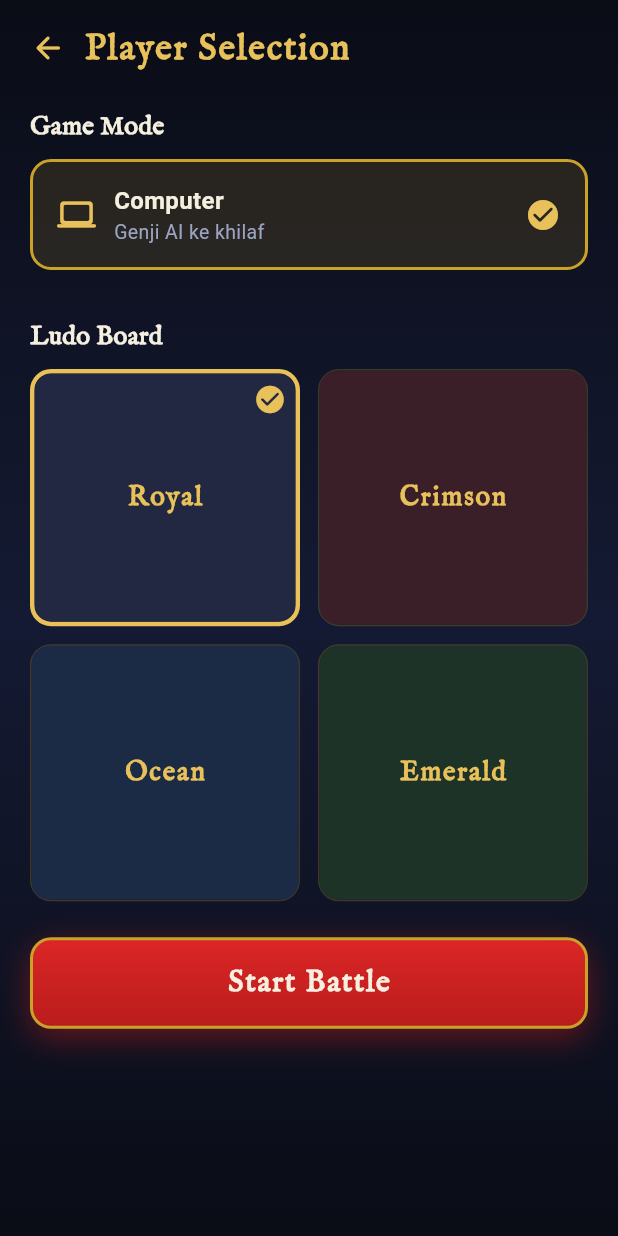
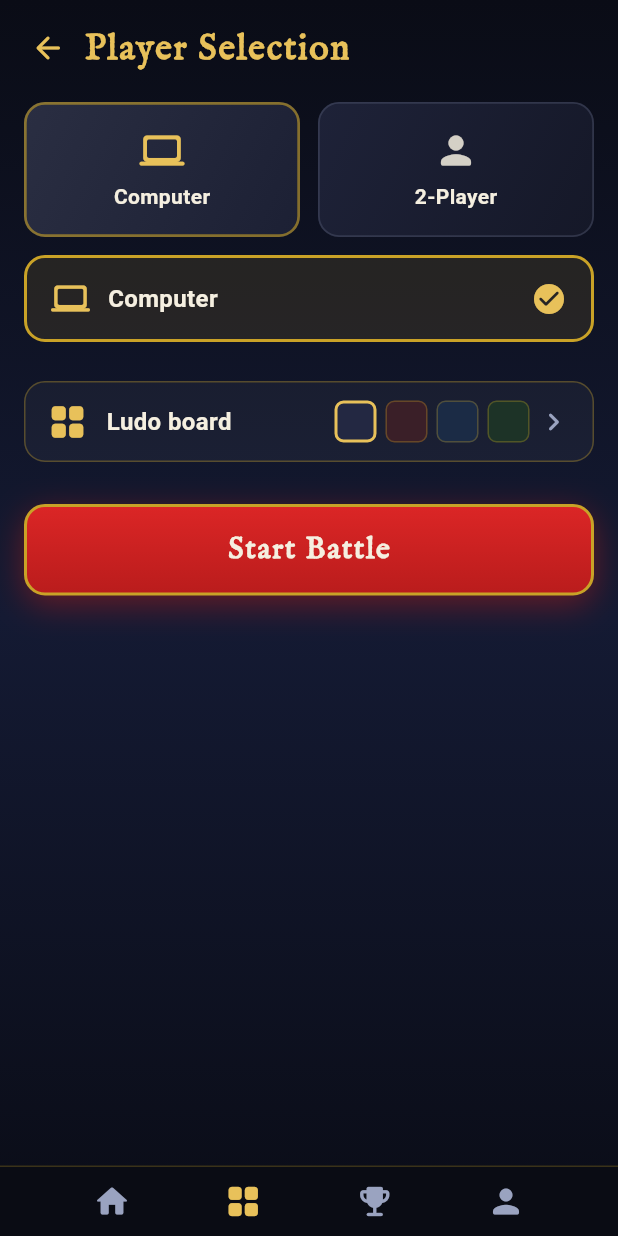
Before and after one commit to gamxsharma305-png/Ludogmax, a Flutter app: the PlayerSelectionScreen screen opened directly, on a phone screen of 412 x 824 dp. Run offline on Flutter 3.47's test engine with Material 3 defaults, Android fonts, the phone set to English and light mode, and no system bars; our stand-ins replace audioplayers, shared_preferences; accounts and stored records are empty.

Commit message:
UI: Player Selection matched to reference (top tiles + mode rows + board)

```diff
--- a/lib/screens/player_selection_screen.dart
+++ b/lib/screens/player_selection_screen.dart
@@ -4,7 +4,7 @@ import '../widgets/genji_widgets.dart';
 import '../painters/board_painter.dart';
 import 'gameplay_screen.dart';
 
-/// Player Selection — mode rows + Ludo Board thumbnails.
+/// Player Selection — matches reference: top tiles + mode rows + board.
 class PlayerSelectionScreen extends StatefulWidget {
   final bool vsComputer;
   const PlayerSelectionScreen({super.key, required this.vsComputer});
@@ -36,49 +36,123 @@ class _PlayerSelectionScreenState
             const ScreenHeader(title: 'Player Selection'),
             Expanded(
               child: SingleChildScrollView(
-                padding: const EdgeInsets.fromLTRB(20, 8, 20, 24),
+                padding: const EdgeInsets.fromLTRB(16, 4, 16, 24),
                 child: Column(
                   crossAxisAlignment: CrossAxisAlignment.stretch,
                   children: [
-                    Text('Game Mode',
-                        style: GenjiTheme.heading.copyWith(
-                            fontSize: 17)),
-                    const SizedBox(height: 10),
-                    if (widget.vsComputer)
-                      _modeRow('Computer', 'Genji AI ke khilaf',
-                          Icons.computer_rounded, true, null)
-                    else ...[
-                      _modeRow('2-Player', 'Do yoddha aamne-saamne',
-                          Icons.group_rounded, _players == 2,
-                          () => setState(() => _players = 2)),
-                      _modeRow('3-Player', 'Teenon ka sangram',
-                          Icons.groups_rounded, _players == 3,
-                          () => setState(() => _players = 3)),
-                      _modeRow('4-Player', 'Mahayudh — chaaron',
-                          Icons.groups_rounded, _players == 4,
-                          () => setState(() => _players = 4)),
-                    ],
-                    const SizedBox(height: 22),
-                    Text('Ludo Board',
-                        style: GenjiTheme.heading.copyWith(
-                            fontSize: 17)),
-                    const SizedBox(height: 10),
-                    GridView.builder(
-                      shrinkWrap: true,
-                      physics:
-                          const NeverScrollableScrollPhysics(),
-                      gridDelegate:
-                          const SliverGridDelegateWithFixedCrossAxisCount(
-                        crossAxisCount: 2,
-                        mainAxisSpacing: 12,
-                        crossAxisSpacing: 12,
-                        childAspectRatio: 1.05,
+                    // Top two tiles (Computer / 2-Player) like reference
+                    Row(
+                      children: [
+                        Expanded(
+                          child: _topTile(
+                            'Computer',
+                            Icons.computer_rounded,
+                            widget.vsComputer || _players == 0,
+                            () {
+                              // already vs computer if entered that way
+                            },
+                          ),
+                        ),
+                        const SizedBox(width: 12),
+                        Expanded(
+                          child: _topTile(
+                            '2-Player',
+                            Icons.person_rounded,
+                            !widget.vsComputer && _players == 2,
+                            () => setState(() => _players = 2),
+                          ),
+                        ),
+                      ],
+                    ),
+                    const SizedBox(height: 12),
+                    if (!widget.vsComputer) ...[
+                      _modeRow(
+                        '2-Player',
+                        Icons.group_rounded,
+                        _players == 2,
+                        () => setState(() => _players = 2),
                       ),
-                      itemCount: boardThemes.length,
-                      itemBuilder: (_, i) =>
-                          _boardThumb(i),
+                      _modeRow(
+                        '3-Player',
+                        Icons.groups_rounded,
+                        _players == 3,
+                        () => setState(() => _players = 3),
+                      ),
+                      _modeRow(
+                        '4-Player',
+                        Icons.groups_rounded,
+                        _players == 4,
+                        () => setState(() => _players = 4),
+                      ),
+                    ] else
+                      _modeRow(
+                        'Computer',
+                        Icons.computer_rounded,
+                        true,
+                        null,
+                      ),
+                    const SizedBox(height: 16),
+                    // Ludo board selector row
+                    GestureDetector(
+                      onTap: () {},
+                      child: Container(
+                        padding: const EdgeInsets.symmetric(
+                            horizontal: 14, vertical: 12),
+                        decoration: BoxDecoration(
+                          color: Colors.white.withOpacity(0.04),
+                          borderRadius: BorderRadius.circular(14),
+                          border: Border.all(
+                            color: GenjiTheme.gold.withOpacity(0.35),
+                          ),
+                        ),
+                        child: Row(
+                          children: [
+                            Icon(Icons.grid_view_rounded,
+                                color: GenjiTheme.goldLight, size: 28),
+                            const SizedBox(width: 12),
+                            Expanded(
+                              child: Text(
+                                'Ludo board',
+                                style: TextStyle(
+                                  color: GenjiTheme.parchment,
+                                  fontWeight: FontWeight.w600,
+                                  fontSize: 16,
+                                ),
+                              ),
+                            ),
+                            // mini board previews
+                            ...List.generate(4, (i) {
+                              final selected = _boardTheme == i;
+                              return GestureDetector(
+                                onTap: () =>
+                                    setState(() => _boardTheme = i),
+                                child: Container(
+                                  width: 28,
+                                  height: 28,
+                                  margin: const EdgeInsets.only(left: 6),
+                                  decoration: BoxDecoration(
+                                    color: boardThemes[i].cellFill,
+                                    borderRadius:
+                                        BorderRadius.circular(6),
+                                    border: Border.all(
+                                      color: selected
+                                          ? GenjiTheme.goldLight
+                                          : GenjiTheme.gold
+                                              .withOpacity(0.3),
+                                      width: selected ? 2 : 1,
+                                    ),
+                                  ),
+                                ),
+                              );
+                            }),
+                            const SizedBox(width: 4),
+                            Icon(Icons.chevron_right_rounded,
+                                color: GenjiTheme.muted),
+                          ],
+                        ),
+                      ),
                     ),
-                    const SizedBox(height: 24),
+                    const SizedBox(height: 28),
                     GoldButton(
                       label: 'Start Battle',
                       onTap: () {
@@ -97,23 +171,101 @@ class _PlayerSelectionScreenState
                 ),
               ),
             ),
+            // bottom nav like reference
+            Container(
+              padding: const EdgeInsets.symmetric(vertical: 10),
+              decoration: BoxDecoration(
+                color: const Color(0xFF0A0C14),
+                border: Border(
+                  top: BorderSide(
+                    color: GenjiTheme.gold.withOpacity(0.25),
+                  ),
+                ),
+              ),
+              child: SafeArea(
+                top: false,
+                child: Row(
+                  mainAxisAlignment: MainAxisAlignment.spaceEvenly,
+                  children: [
+                    Icon(Icons.home_rounded,
+                        color: GenjiTheme.muted, size: 26),
+                    Icon(Icons.grid_view_rounded,
+                        color: GenjiTheme.goldLight, size: 26),
+                    Icon(Icons.emoji_events_rounded,
+                        color: GenjiTheme.muted, size: 26),
+                    Icon(Icons.person_rounded,
+                        color: GenjiTheme.muted, size: 26),
+                  ],
+                ),
+              ),
+            ),
           ],
         ),
       ),
     );
   }
 
-  Widget _modeRow(String title, String sub, IconData icon,
-      bool selected, VoidCallback? onTap) {
+  Widget _topTile(
+      String title, IconData icon, bool selected, VoidCallback? onTap) {
+    return GestureDetector(
+      onTap: onTap,
+      child: Container(
+        height: 90,
+        decoration: BoxDecoration(
+          borderRadius: BorderRadius.circular(14),
+          gradient: LinearGradient(
+            begin: Alignment.topLeft,
+            end: Alignment.bottomRight,
+            colors: selected
+                ? [
+                    const Color(0xFF2A2E42),
+                    const Color(0xFF1C2034),
+                  ]
+                : [
+                    const Color(0xFF1E2238),
+                    const Color(0xFF151828),
+                  ],
+          ),
+          border: Border.all(
+            color: selected
+                ? GenjiTheme.gold.withOpacity(0.6)
+                : const Color(0xFF4A5068).withOpacity(0.5),
+            width: selected ? 1.8 : 1.2,
+          ),
+        ),
+        child: Column(
+          mainAxisAlignment: MainAxisAlignment.center,
+          children: [
+            Icon(icon,
+                color: selected
+                    ? GenjiTheme.goldLight
+                    : GenjiTheme.parchment.withOpacity(0.85),
+                size: 30),
+            const SizedBox(height: 6),
+            Text(
+              title,
+              style: TextStyle(
+                color: GenjiTheme.parchment,
+                fontWeight: FontWeight.w600,
+                fontSize: 14,
+              ),
+            ),
+          ],
+        ),
+      ),
+    );
+  }
+
+  Widget _modeRow(
+      String title, IconData icon, bool selected, VoidCallback? onTap) {
     return GestureDetector(
       onTap: onTap,
       child: Container(
         margin: const EdgeInsets.only(bottom: 10),
-        padding: const EdgeInsets.symmetric(
-            horizontal: 16, vertical: 14),
+        padding: const EdgeInsets.symmetric(horizontal: 16, vertical: 14),
         decoration: BoxDecoration(
           color: selected
-              ? GenjiTheme.gold.withOpacity(0.14)
+              ? GenjiTheme.gold.withOpacity(0.12)
               : Colors.white.withOpacity(0.04),
           borderRadius: BorderRadius.circular(14),
           border: Border.all(
@@ -132,17 +284,13 @@ class _PlayerSelectionScreenState
                 size: 26),
             const SizedBox(width: 12),
             Expanded(
-              child: Column(
-                crossAxisAlignment:
-                    CrossAxisAlignment.start,
-                children: [
-                  Text(title,
-                      style: const TextStyle(
-                          color: GenjiTheme.parchment,
-                          fontWeight: FontWeight.bold,
-                          fontSize: 16)),
-                  Text(sub, style: GenjiTheme.bodyMuted),
-                ],
+              child: Text(
+                title,
+                style: const TextStyle(
+                  color: GenjiTheme.parchment,
+                  fontWeight: FontWeight.bold,
+                  fontSize: 16,
+                ),
               ),
             ),
             if (selected)
@@ -153,45 +301,4 @@ class _PlayerSelectionScreenState
       ),
     );
   }
-
-  Widget _boardThumb(int i) {
-    final selected = _boardTheme == i;
-    return GestureDetector(
-      onTap: () => setState(() => _boardTheme = i),
-      child: Container(
-        decoration: BoxDecoration(
-          borderRadius: BorderRadius.circular(14),
-          border: Border.all(
-            color: selected
-                ? GenjiTheme.goldLight
-                : GenjiTheme.gold.withOpacity(0.25),
-            width: selected ? 3 : 1,
-          ),
-        ),
-        child: ClipRRect(
-          borderRadius: BorderRadius.circular(12),
-          child: Stack(
-            fit: StackFit.expand,
-            children: [
-              Container(color: boardThemes[i].cellFill),
-              Center(
-                child: Text(
-                  boardThemes[i].name,
-                  style:
-                      GenjiTheme.titleGold.copyWith(fontSize: 18),
-                ),
-              ),
-              if (selected)
-                const Positioned(
-                  top: 6,
-                  right: 6,
-                  child: Icon(Icons.check_circle_rounded,
-                      color: GenjiTheme.goldLight, size: 22),
-                ),
-            ],
-          ),
-        ),
-      ),
-    );
-  }
 }
```
